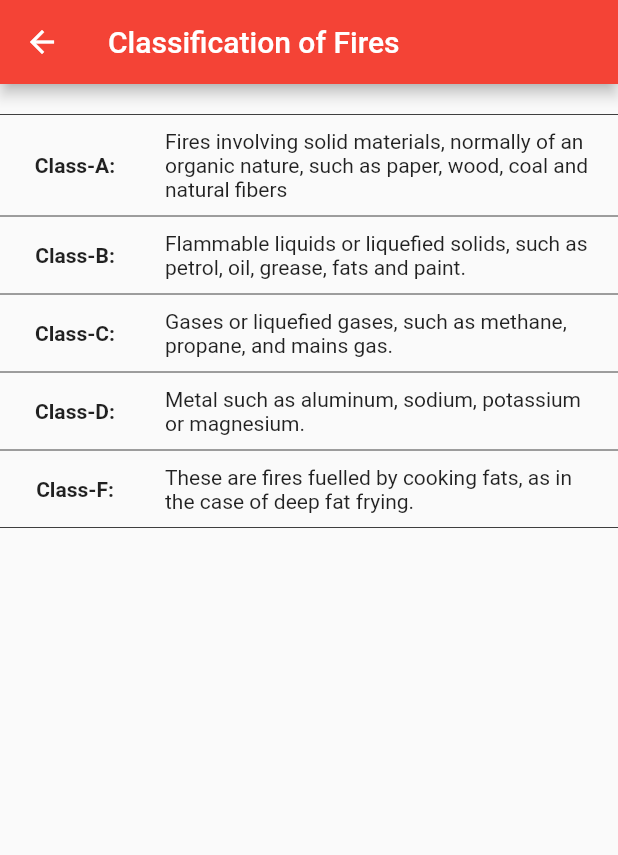
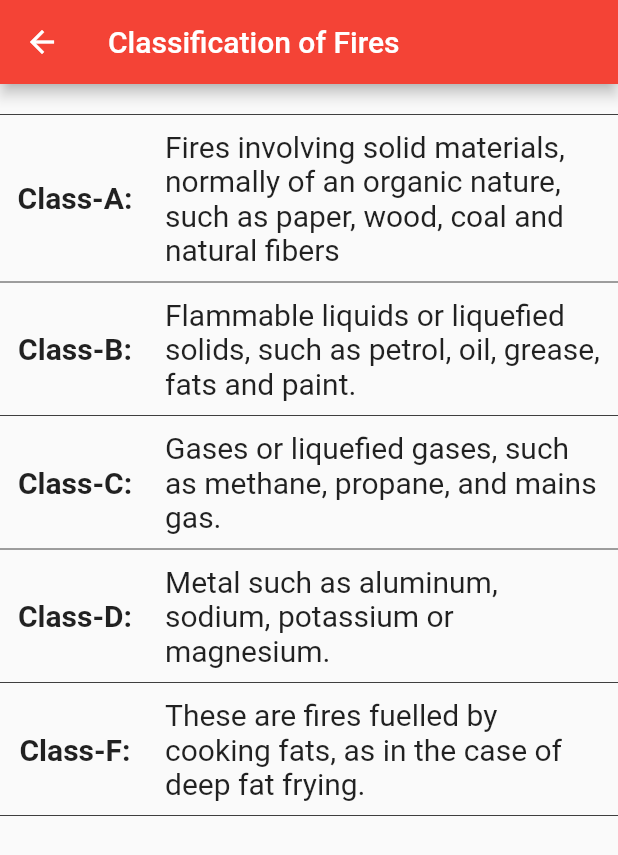
Before and after one commit to mbariya/Plant_Safety_Manual_App, a Flutter app: the ClassificationOfFires screen opened by its route, on a phone screen of 412 x 824 dp. Shown: the top 855 px of the screen. Run offline on Flutter 3.47's test engine with Material 2 defaults, Android fonts, the phone set to English and light mode, and no system bars; our stand-ins replace dynamic_theme.

Commit message:
Font size changed

```diff
--- a/lib/Data/ClassificationOfFires.dart
+++ b/lib/Data/ClassificationOfFires.dart
@@ -32,13 +32,13 @@ class _ClassificationOfFiresState extends State<ClassificationOfFires> {
                   new Center(
                     child: Container(
                       padding: new EdgeInsets.all(10.0),
-                      child: new Text('Class-A:', style: new TextStyle(fontWeight: FontWeight.bold),),
+                      child: new Text('Class-A:', style: new TextStyle(fontWeight: FontWeight.bold, fontSize: 20.0),),
                     ),
                   ),
                   new Center(
                     child: Container(
                       padding: new EdgeInsets.all(10.0),
-                      child: new Text('Fires involving solid materials, normally of an organic nature, such as paper, wood, coal and natural fibers'),
+                      child: new Text('Fires involving solid materials, normally of an organic nature, such as paper, wood, coal and natural fibers',style: new TextStyle(fontSize: 20.0),),
                     ),
                   ),
                 ]
@@ -48,13 +48,13 @@ class _ClassificationOfFiresState extends State<ClassificationOfFires> {
                   new Center(
                     child: Container(
                       padding: new EdgeInsets.all(10.0),
-                      child: new Text('Class-B:', style: new TextStyle(fontWeight: FontWeight.bold),),
+                      child: new Text('Class-B:', style: new TextStyle(fontWeight: FontWeight.bold, fontSize: 20.0),),
                     ),
                   ),
                   new Center(
                     child: Container(
                       padding: new EdgeInsets.all(10.0),
-                      child: new Text('Flammable liquids or liquefied solids, such as petrol, oil, grease, fats and paint.'),
+                      child: new Text('Flammable liquids or liquefied solids, such as petrol, oil, grease, fats and paint.',style: new TextStyle(fontSize: 20.0),),
                     ),
                   ),
                 ]
@@ -64,13 +64,13 @@ class _ClassificationOfFiresState extends State<ClassificationOfFires> {
                   new Center(
                     child: Container(
                       padding: new EdgeInsets.all(10.0),
-                      child: new Text('Class-C:', style: new TextStyle(fontWeight: FontWeight.bold),),
+                      child: new Text('Class-C:', style: new TextStyle(fontWeight: FontWeight.bold, fontSize: 20.0),),
                     ),
                   ),
                   new Center(
                     child: Container(
                       padding: new EdgeInsets.all(10.0),
-                      child: new Text('Gases or liquefied gases, such as methane, propane, and mains gas.'),
+                      child: new Text('Gases or liquefied gases, such as methane, propane, and mains gas.',style: new TextStyle(fontSize: 20.0),),
                     ),
                   ),
                 ]
@@ -80,13 +80,13 @@ class _ClassificationOfFiresState extends State<ClassificationOfFires> {
                   new Center(
                     child: Container(
                       padding: new EdgeInsets.all(10.0),
-                      child: new Text('Class-D:', style: new TextStyle(fontWeight: FontWeight.bold),),
+                      child: new Text('Class-D:', style: new TextStyle(fontWeight: FontWeight.bold, fontSize: 20.0),),
                     ),
                   ),
                   new Center(
                     child: Container(
                       padding: new EdgeInsets.all(10.0),
-                      child: new Text('Metal such as aluminum, sodium, potassium or magnesium.'),
+                      child: new Text('Metal such as aluminum, sodium, potassium or magnesium.',style: new TextStyle(fontSize: 20.0),),
                     ),
                   ),
                 ]
@@ -96,13 +96,13 @@ class _ClassificationOfFiresState extends State<ClassificationOfFires> {
                   new Center(
                     child: Container(
                       padding: new EdgeInsets.all(10.0),
-                      child: new Text('Class-F:', style: new TextStyle(fontWeight: FontWeight.bold),),
+                      child: new Text('Class-F:', style: new TextStyle(fontWeight: FontWeight.bold, fontSize: 20.0),),
                     ),
                   ),
                   new Center(
                     child: Container(
                       padding: new EdgeInsets.all(10.0),
-                      child: new Text('These are fires fuelled by cooking fats, as in the case of deep fat frying.'),
+                      child: new Text('These are fires fuelled by cooking fats, as in the case of deep fat frying.',style: new TextStyle(fontSize: 20.0),),
                     ),
                   ),
                 ]
```
